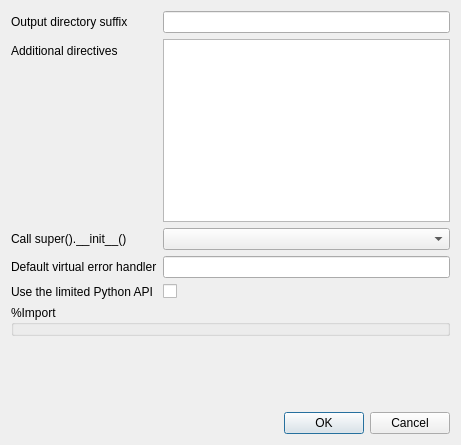
This is metasip/api_editor/Designer/ModulePropertiesBase.ui in Python-SIP/metasip as Qt 5 draws it before an edit. The edited form follows.
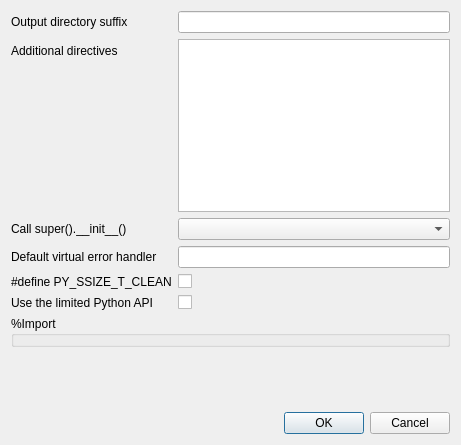
This is the edited form.

Commit message: Added support for the 'py_ssize_t_clean' argument to '%Module'. Bumped the project version number to 16.

```diff
--- a/metasip/api_editor/Designer/ModulePropertiesBase.ui
+++ b/metasip/api_editor/Designer/ModulePropertiesBase.ui
@@ -63,11 +63,25 @@
      <item row="4" column="0">
       <widget class="QLabel" name="label_6">
        <property name="text">
-        <string>Use the limited Python API</string>
+        <string>#define PY_SSIZE_T_CLEAN</string>
        </property>
       </widget>
      </item>
      <item row="4" column="1">
+      <widget class="QCheckBox" name="ssizetCleanCb">
+       <property name="text">
+        <string/>
+       </property>
+      </widget>
+     </item>
+     <item row="5" column="0">
+      <widget class="QLabel" name="label_7">
+       <property name="text">
+        <string>Use the limited Python API</string>
+       </property>
+      </widget>
+     </item>
+     <item row="5" column="1">
       <widget class="QCheckBox" name="limitedAPIcb">
        <property name="text">
         <string/>
```
The commit also changes 13 other files.
